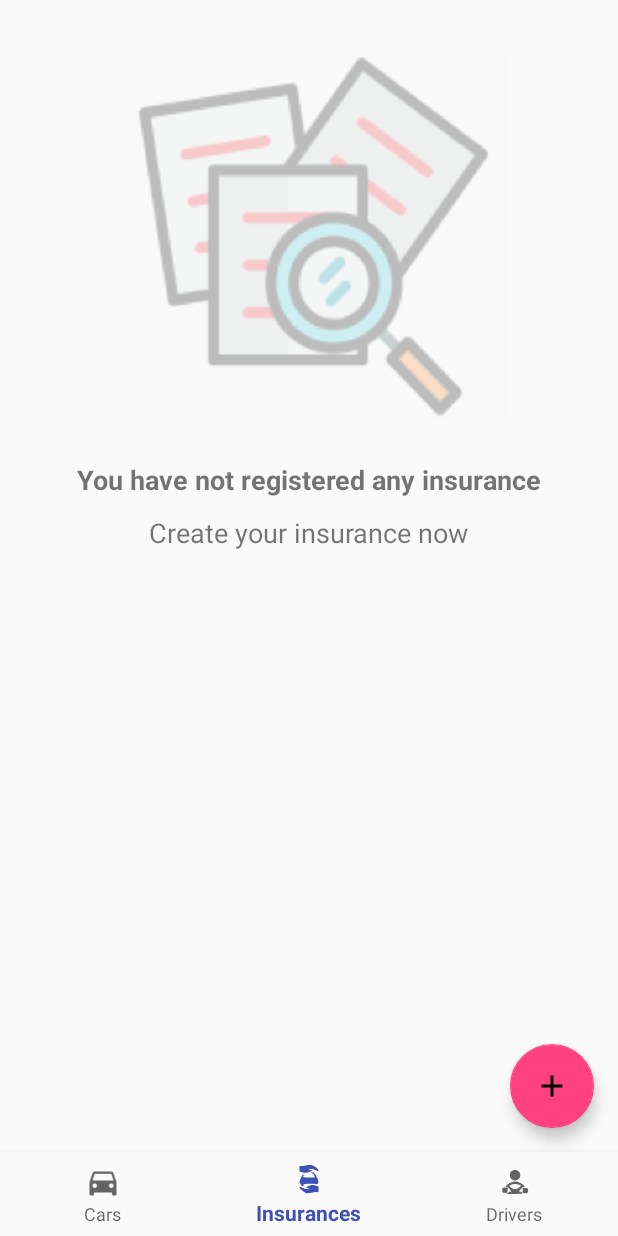
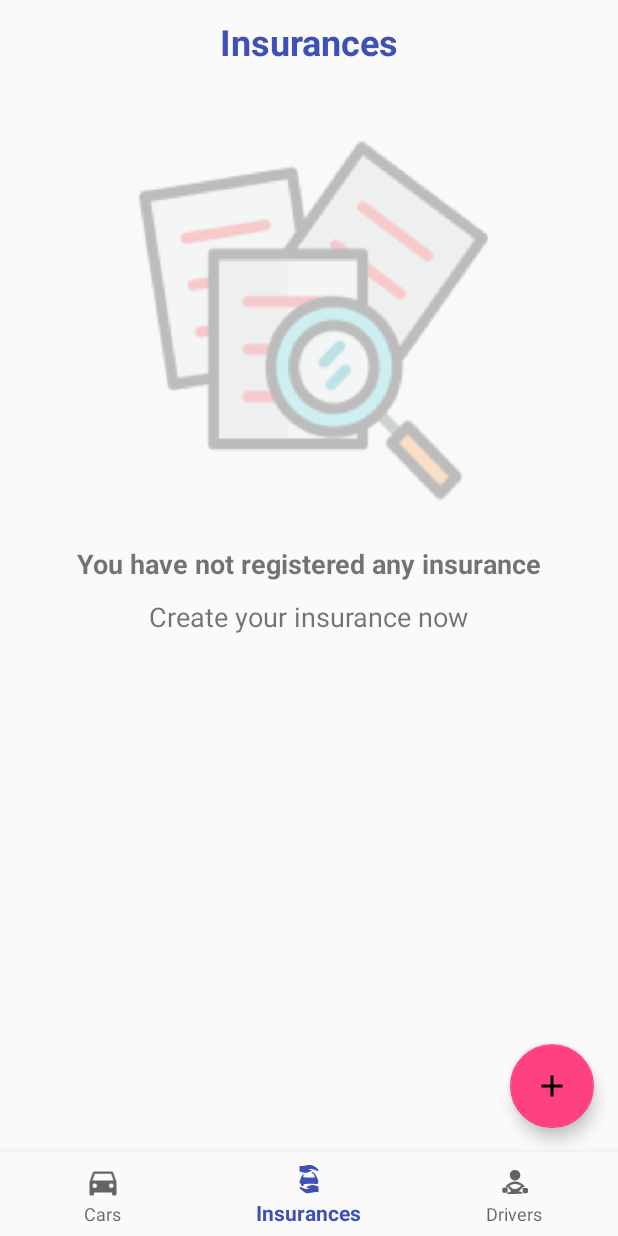
Before and after one commit to IvanDeMingo/comparador-seguros, an Android app: the screen it shows after launch (Dashboard), on a phone screen of 412 x 824 dp. Run offline under Robolectric (Android 15) with nearby library versions, the phone set to English and light mode, and no system bars; our stand-ins replace Room's generated code.

Commit message:
Add title to main views

```diff
--- a/app/src/main/java/pae/seguros/Dashboard.java
+++ b/app/src/main/java/pae/seguros/Dashboard.java
@@ -7,7 +7,9 @@ import android.support.v4.app.Fragment;
 import android.support.v4.app.FragmentManager;
 import android.support.v4.app.FragmentTransaction;
 import android.support.v7.app.AppCompatActivity;
+import android.support.v7.widget.Toolbar;
 import android.view.MenuItem;
+import android.widget.TextView;
 
 import pae.seguros.conductores.ConductoresFragment;
 import pae.seguros.seguros.SegurosFragment;
@@ -15,6 +17,8 @@ import pae.seguros.vehiculos.VehiculosFragment;
 
 public class Dashboard extends AppCompatActivity {
     private Fragment fragment;
+    private TextView toolbarTitle;
+
     private BottomNavigationView.OnNavigationItemSelectedListener mOnNavigationItemSelectedListener
             = new BottomNavigationView.OnNavigationItemSelectedListener() {
 
@@ -23,12 +27,15 @@ public class Dashboard extends AppCompatActivity {
             switch (item.getItemId()) {
                 case R.id.vehiculos:
                     fragment = VehiculosFragment.newInstance(true);
+                    toolbarTitle.setText(R.string.vehiculos);
                     break;
                 case R.id.seguros:
                     fragment = new SegurosFragment();
+                    toolbarTitle.setText(R.string.seguros);
                     break;
                 case R.id.conductores:
                     fragment = ConductoresFragment.newInstance(true);
+                    toolbarTitle.setText(R.string.conductores);
                     break;
             }
             final FragmentTransaction transaction = getSupportFragmentManager().beginTransaction();
@@ -51,5 +58,7 @@ public class Dashboard extends AppCompatActivity {
         transaction.replace(R.id.frame_content, new SegurosFragment());
         transaction.setTransition(FragmentTransaction.TRANSIT_FRAGMENT_OPEN).commit();
 
+        toolbarTitle = findViewById(R.id.toolbar_title);
+        toolbarTitle.setText(R.string.seguros);
     }
 }
--- a/app/src/main/res/layout/dashboard.xml
+++ b/app/src/main/res/layout/dashboard.xml
@@ -1,27 +1,37 @@
 <?xml version="1.0" encoding="utf-8"?>
-<android.support.constraint.ConstraintLayout xmlns:android="http://schemas.android.com/apk/res/android"
+<LinearLayout
     xmlns:app="http://schemas.android.com/apk/res-auto"
     xmlns:tools="http://schemas.android.com/tools"
     android:id="@+id/container"
     android:layout_width="match_parent"
     android:layout_height="match_parent"
-    tools:context="pae.seguros.Dashboard">
+    tools:context="pae.seguros.Dashboard"
+    xmlns:android="http://schemas.android.com/apk/res/android"
+    android:orientation="vertical">
+
+    <TextView
+        android:id="@+id/toolbar_title"
+        android:layout_width="match_parent"
+        android:layout_height="56dp"
+        android:textSize="24sp"
+        android:gravity="center"
+        android:textColor="@color/colorPrimary"
+        android:elevation="4dp"
+        android:textStyle="bold"
+        />
 
     <FrameLayout
         android:id="@+id/frame_content"
         android:layout_width="match_parent"
-        android:layout_height="match_parent" />
+        android:layout_height="0dp"
+        android:layout_weight="1"/>
 
     <android.support.design.widget.BottomNavigationView
         android:id="@+id/navigation"
-        android:layout_width="0dp"
+        android:layout_width="match_parent"
         android:layout_height="wrap_content"
-        android:layout_marginEnd="0dp"
-        android:layout_marginStart="0dp"
+        android:layout_gravity="bottom"
         android:background="?android:attr/windowBackground"
-        app:layout_constraintBottom_toBottomOf="parent"
-        app:layout_constraintLeft_toLeftOf="parent"
-        app:layout_constraintRight_toRightOf="parent"
         app:menu="@menu/navigation" />
 
-</android.support.constraint.ConstraintLayout>
+</LinearLayout>
--- a/app/src/main/res/layout/seguros_fragment.xml
+++ b/app/src/main/res/layout/seguros_fragment.xml
@@ -15,11 +15,10 @@
         android:layout_width="wrap_content"
         android:layout_height="wrap_content"
         android:layout_gravity="bottom|right"
-        android:layout_marginEnd="16dp"
+        android:layout_margin="16dp"
         android:src="@drawable/agregar_icono"
         app:fabSize="normal"
-        android:clickable="true"
-        android:layout_marginBottom="72dp"/>
+        android:clickable="true"/>
     <RelativeLayout
         android:layout_width="match_parent"
         android:layout_height="match_parent">
--- a/app/src/main/res/layout/user_fragment.xml
+++ b/app/src/main/res/layout/user_fragment.xml
@@ -51,8 +51,7 @@
         android:layout_width="wrap_content"
         android:layout_height="wrap_content"
         android:layout_gravity="bottom|end"
-        android:layout_marginEnd="16dp"
-        android:layout_marginBottom="72dp"
+        android:layout_margin="16dp"
         app:elevation="6dp"
         app:backgroundTint="@color/colorAccent"
         app:pressedTranslationZ="12dp"
--- a/app/src/main/res/layout/vehiculos_fragment.xml
+++ b/app/src/main/res/layout/vehiculos_fragment.xml
@@ -38,8 +38,7 @@
         android:layout_width="wrap_content"
         android:layout_height="wrap_content"
         android:layout_gravity="bottom|right"
-        android:layout_marginEnd="16dp"
-        android:layout_marginBottom="72dp"
+        android:layout_margin="16dp"
         android:src="@drawable/agregar_icono"
         app:fabSize="normal"
         android:clickable="true"/>
```
